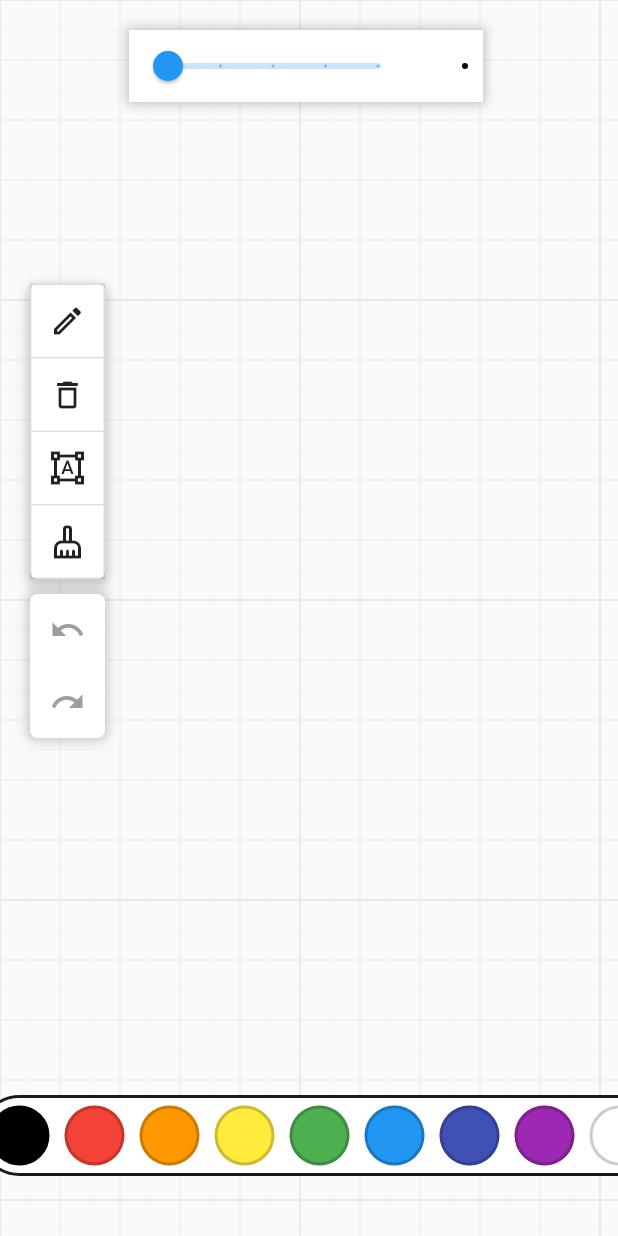
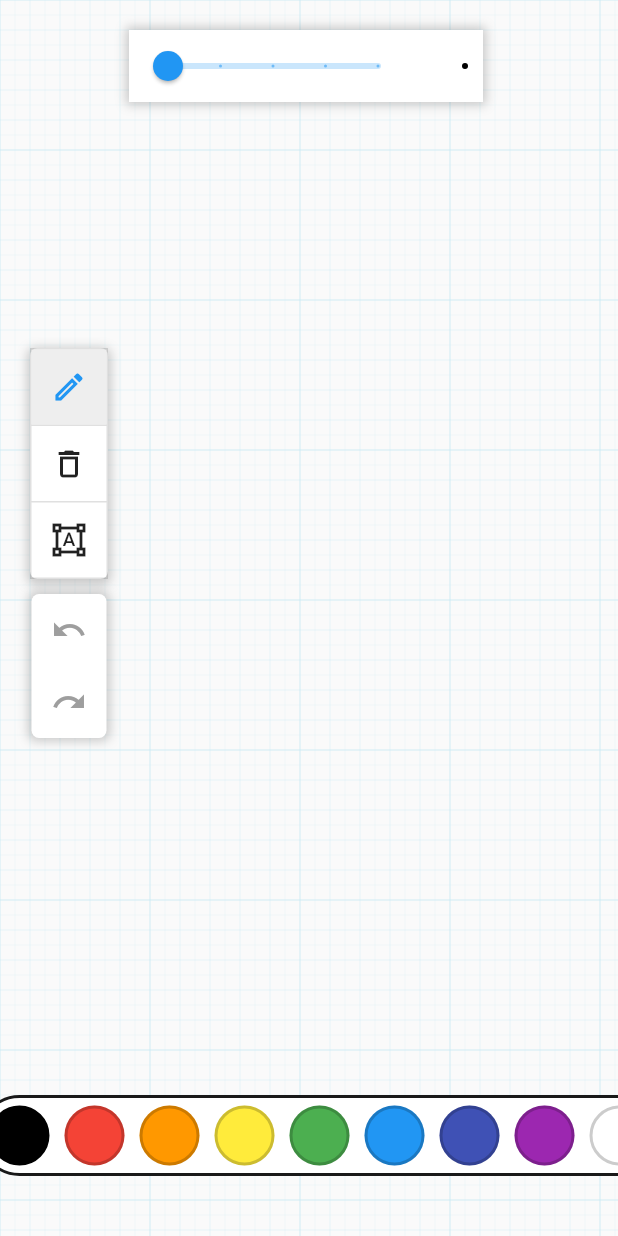
Before and after one commit to treboard/treboard, a Flutter app: the screen it shows after launch, on a phone screen of 412 x 824 dp. Run offline on Flutter 3.47's test engine with Material 2 defaults, Android fonts, the phone set to English and light mode, and no system bars; our stand-ins replace flutter_riverpod.

Commit message:
Rewrite entire whiteboard structure

```diff
--- /dev/null
+++ b/lib/models/draw_mode.dart
@@ -0,0 +1 @@
+enum DrawMode { sketch, erase, select, line, circle, square }
--- a/lib/models/element.dart
+++ b/lib/models/element.dart
@@ -1,8 +1,8 @@
 import 'dart:ui';
 
-class Element {
+class CanvasElement {
   Offset position = Offset.zero;
   double scale = 1.0;
 
-  Element(this.position, this.scale);
+  CanvasElement(this.position, this.scale);
 }
--- a/lib/models/stroke.dart
+++ b/lib/models/stroke.dart
@@ -1,11 +1,44 @@
 import 'dart:ui';
+import 'package:flutter/material.dart';
+import 'package:treboard/models/draw_mode.dart';
+
 import 'element.dart';
 
-class Stroke extends Element {
-  Stroke(this.points, this.color, this.width) : super(Offset.zero, 0.0);
+class Stroke extends CanvasElement {
   final List<Offset> points;
   final Color color;
   final double width;
+  final DrawType type;
+  Stroke({
+    required this.points,
+    this.color = Colors.black,
+    required this.width,
+    this.type = DrawType.sketch,
+  }) : super(Offset.zero, 1.0);
+
+  factory Stroke.fromDrawMode(Stroke stroke, DrawMode mode) {
+    return Stroke(
+      points: stroke.points,
+      color: stroke.color,
+      width: stroke.width,
+      type: () {
+        switch (mode) {
+          case DrawMode.sketch:
+            return DrawType.sketch;
+          case DrawMode.erase:
+            return DrawType.erase;
+          case DrawMode.select:
+            return DrawType.select;
+          case DrawMode.line:
+            return DrawType.line;
+          case DrawMode.circle:
+            return DrawType.circle;
+          case DrawMode.square:
+            return DrawType.square;
+        }
+      }(),
+    );
+  }
 
   Offset getPosition() {
     // get the average of all points
@@ -33,24 +66,30 @@ class Stroke extends Element {
     return false;
   }
 
+  Map<String, dynamic> toJson() {
+    return {
+      'points': points.map((e) => [e.dx, e.dy]).toList(),
+      'color': color.value,
+      'width': width,
+      'type': type.index,
+    };
+  }
+
   factory Stroke.fromJson(Map<String, dynamic> json) {
-    List<Offset> points = [];
-    for (int i = 0; i < json['points'].length; i++) {
-      points.add(Offset(json['points'][i]['dx'], json['points'][i]['dy']));
-    }
     return Stroke(
-      points,
-      Color(json['color']),
-      json['width'],
+      points: (json['points'] as List).map((e) => Offset(e[0], e[1])).toList(),
+      color: Color(json['color']),
+      width: json['width'],
+      type: DrawType.values[json['type']],
     );
   }
+}
 
-  Map<String, dynamic> toJson() {
-    return {
-      'points':
-          points.map((point) => {'dx': point.dx, 'dy': point.dy}).toList(),
-      'color': color.value,
-      'width': width,
-    };
-  }
+enum DrawType {
+  sketch,
+  erase,
+  select,
+  line,
+  circle,
+  square,
 }
--- a/lib/providers/board_provider.dart
+++ b/lib/providers/board_provider.dart
@@ -3,6 +3,7 @@ import 'package:flutter/material.dart';
 import "package:flutter_riverpod/flutter_riverpod.dart";
 import 'package:treboard/core/tool.dart';
 import 'package:treboard/models/batch.dart';
+import 'package:treboard/models/draw_mode.dart';
 import 'package:treboard/models/stroke.dart';
 
 enum DrawState {
@@ -30,7 +31,6 @@ class StackState {
 }
 
 class BoardProvider extends ChangeNotifier {
-  Tool tool = PenTool();
   Color penColor = Colors.black;
   double penWidth = 2.0;
   StackState state = StackState();
@@ -38,12 +38,26 @@ class BoardProvider extends ChangeNotifier {
   Uint8List? canvasImage;
   final GlobalKey _repaintBoundaryKey = GlobalKey();
 
+  final double width;
+  final double height;
+  List<Stroke> allStrokes;
+  Stroke? currentStroke;
+  DrawMode drawingMode;
+
+  GlobalKey canvasGlobalKey;
+
   StackState tempState = StackState();
 
 // default to center
   Rect? frameRect;
 
-  BoardProvider({
+  BoardProvider(
+    this.width,
+    this.height,
+    this.allStrokes,
+    this.currentStroke,
+    this.drawingMode,
+    this.canvasGlobalKey, {
     this.penWidth = 2.0,
   });
 
@@ -59,6 +73,11 @@ class BoardProvider extends ChangeNotifier {
       isFraming = false;
     }
     frameRect = null;
+    notifyListeners();
+  }
+
+  void setAllStrokes(List<Stroke> strokes) {
+    state.strokes = strokes;
     notifyListeners();
   }
 
@@ -115,12 +134,8 @@ class BoardProvider extends ChangeNotifier {
   }
 
   // clear undoCache
-  void setTool(Tool tool) {
-    this.tool = tool;
-    // check if tool is not extractor
-    if (tool is! ExtractorTool) {
-      isFraming = false;
-    }
+  void setMode(DrawMode mode) {
+    drawingMode = mode;
     notifyListeners();
   }
 
@@ -168,4 +183,12 @@ class BoardProvider extends ChangeNotifier {
   }
 }
 
-final boardProvider = ChangeNotifierProvider((ref) => BoardProvider());
+final boardProvider = ChangeNotifierProvider((ref) => BoardProvider(
+    0.0,
+    0.0,
+    <Stroke>[],
+    null,
+    DrawMode.sketch,
+    GlobalKey(
+      debugLabel: 'canvas',
+    )));
--- /dev/null
+++ b/lib/widgets/board_canvas.dart
@@ -0,0 +1,124 @@
+import 'package:flutter/material.dart';
+import 'package:flutter_riverpod/flutter_riverpod.dart';
+import 'package:treboard/models/draw_mode.dart';
+import 'package:treboard/providers/board_provider.dart';
+
+import '../models/stroke.dart';
+
+class BoardCanvas extends ConsumerStatefulWidget {
+  const BoardCanvas({
+    Key? key,
+  });
+
+  @override
+  _BoardCanvasState createState() => _BoardCanvasState();
+}
+
+class _BoardCanvasState extends ConsumerState<BoardCanvas> {
+  Widget build(BuildContext context) {
+    return MouseRegion(
+      cursor: SystemMouseCursors.precise,
+      child: Stack(
+        children: [
+          buildAllSketches(context),
+          buildCurrentPath(context),
+        ],
+      ),
+    );
+  }
+
+  void onPointerMove(PointerMoveEvent details, BuildContext context) {
+    ref.read(boardProvider).currentStroke = Stroke.fromDrawMode(
+        Stroke(
+          points: [details.position],
+          width: ref.read(boardProvider).penWidth,
+        ),
+        ref.read(boardProvider).drawingMode);
+  }
+
+  void onPointerDown(PointerDownEvent details, BuildContext context) {
+    ref.read(boardProvider).currentStroke = Stroke.fromDrawMode(
+        Stroke(
+          points: [details.position],
+          width: ref.read(boardProvider).penWidth,
+        ),
+        ref.read(boardProvider).drawingMode);
+  }
+
+  void onPointerUp(PointerUpEvent details) {
+    ref.read(boardProvider).setAllStrokes(
+        List<Stroke>.from(ref.read(boardProvider).allStrokes)
+          ..add(ref.read(boardProvider).currentStroke!));
+    ref.read(boardProvider).currentStroke = null;
+  }
+
+  Widget buildAllSketches(BuildContext context) {
+    return SizedBox(
+      height: ref.read(boardProvider).height,
+      width: ref.read(boardProvider).width,
+      child: RepaintBoundary(
+        key: ref.read(boardProvider).canvasGlobalKey,
+        child: Container(
+          color: Colors.transparent,
+          child: GridPaper(
+            color: Colors.grey,
+            child: CustomPaint(
+              painter: Painter(ref.read(boardProvider).allStrokes),
+            ),
+          ),
+        ),
+      ),
+    );
+  }
+
+  Widget buildCurrentPath(BuildContext context) {
+    return Listener(
+      onPointerDown: (details) => onPointerDown(details, context),
+      onPointerMove: (details) => onPointerMove(details, context),
+      onPointerUp: onPointerUp,
+      child: RepaintBoundary(
+        child: SizedBox(
+          height: ref.read(boardProvider).height,
+          width: ref.read(boardProvider).width,
+          child: CustomPaint(
+            painter: Painter(
+              ref.read(boardProvider).currentStroke == null
+                  ? []
+                  : [ref.read(boardProvider).currentStroke!],
+            ),
+          ),
+        ),
+      ),
+    );
+  }
+}
+
+class Painter extends CustomPainter {
+  Painter(this.strokes);
+  final List<Stroke> strokes;
+  Rect? rect;
+  @override
+  void paint(Canvas canvas, Size size) async {
+    void drawStrokes(Paint paint) {
+      for (Stroke stroke in strokes) {
+        paint.color = stroke.color;
+        paint.strokeWidth = stroke.width;
+        for (int i = 0; i < stroke.points.length - 1; i++) {
+          canvas.drawLine(stroke.points[i], stroke.points[i + 1], paint);
+        }
+      }
+    }
+
+    final paint = Paint()
+      ..color = Colors.black
+      ..strokeCap = StrokeCap.round
+      ..strokeJoin = StrokeJoin.round
+      ..style = PaintingStyle.stroke
+      ..strokeWidth = 5.0;
+
+    drawStrokes(paint);
+  }
+
+  @override
+  bool shouldRepaint(Painter oldDelegate) => true;
+}
--- a/lib/widgets/toolbar.dart
+++ b/lib/widgets/toolbar.dart
@@ -5,6 +5,7 @@ import 'dart:collection';
 import 'package:flutter/material.dart';
 import 'package:flutter_riverpod/flutter_riverpod.dart';
 import 'package:treboard/core/tool.dart';
+import 'package:treboard/models/draw_mode.dart';
 import 'package:treboard/providers/board_provider.dart';
 
 class Toolbar extends ConsumerStatefulWidget {
@@ -17,18 +18,16 @@ class Toolbar extends ConsumerStatefulWidget {
 class _ToolbarState extends ConsumerState<Toolbar> {
   // create dict of icons and their respective tool
 
-  List<Tool> tools = [
-    PenTool(),
-    EraserTool(),
-    ExtractorTool(),
-    ClearTool(),
+  List<DrawMode> tools = [
+    DrawMode.sketch,
+    DrawMode.erase,
+    DrawMode.line,
   ];
 
   List<Icon> icons = [
     const Icon(Icons.edit_outlined),
     const Icon(Icons.delete_outline_outlined),
     const Icon(Icons.format_shapes_outlined),
-    const Icon(Icons.cleaning_services_outlined),
   ];
 
   @override
@@ -36,7 +35,7 @@ class _ToolbarState extends ConsumerState<Toolbar> {
     // based on what the current tool is, set the selected button
     List<bool> selected = List.filled(tools.length, false);
     for (int i = 0; i < tools.length; i++) {
-      if (ref.watch(boardProvider).tool == tools[i]) {
+      if (ref.watch(boardProvider).drawingMode == tools[i]) {
         selected[i] = true;
       }
     }
@@ -52,23 +51,18 @@ class _ToolbarState extends ConsumerState<Toolbar> {
                 color: Colors.black.withOpacity(0.2),
                 spreadRadius: 2,
                 blurRadius: 5,
-                offset: const Offset(0, 3),
+                offset: const Offset(0, 2),
               ),
             ],
           ),
           child: ToggleButtons(
+              constraints: const BoxConstraints(minWidth: 50, minHeight: 50),
               direction: Axis.vertical,
               fillColor: Colors.grey[200],
               isSelected: selected,
               onPressed: (index) {
-                if (tools[index] is ClearTool) {
-                  // clear the board
-                  ref.read(boardProvider).clearBoard();
-                  index = 0;
-                  return;
-                }
                 // set the selected tool
-                ref.read(boardProvider.notifier).setTool(tools[index]);
+                ref.read(boardProvider.notifier).setMode(tools[index]);
                 // set the selected button
                 for (int i = 0; i < selected.length; i++) {
                   selected[i] = i == index;
--- a/lib/widgets/whiteboard.dart
+++ b/lib/widgets/whiteboard.dart
@@ -3,6 +3,7 @@ import 'package:flutter/services.dart';
 import 'package:treboard/models/stroke_models.dart';
 import 'package:treboard/providers/board_provider.dart';
 import 'package:treboard/providers/node_provider.dart';
+import 'package:treboard/widgets/board_canvas.dart';
 import 'package:treboard/widgets/color_bar.dart';
 import 'package:treboard/widgets/extractor.dart';
 import 'package:treboard/widgets/node.dart';
@@ -80,44 +81,10 @@ class _WhiteBoardState extends ConsumerState<WhiteBoard> {
                     }
                   });
                 },
-                onPanStart: (details) {
-                  ref
-                      .watch(boardProvider)
-                      .tool
-                      .use(ref.read(boardProvider), details);
-                },
-                onPanUpdate: (details) {
-                  // add a new point to the current stroke
-
-                  ref
-                      .watch(boardProvider)
-                      .tool
-                      .use(ref.read(boardProvider), details);
-                },
-                onPanEnd: (details) {
-                  // add a new point to the current stroke
-                  ref
-                      .watch(boardProvider)
-                      .tool
-                      .use(ref.read(boardProvider), details);
-
-                  // convert picture to Image
-                },
-                child: RepaintBoundary(
-                  key: ref.read(boardProvider).repaintBoundaryKey,
-                  child: CustomPaint(
-                    size: Size.infinite,
-                    painter: Painter(
-                      strokeRef.read(boardProvider).state.strokes,
-                      ref.watch(boardProvider).frameRect ?? Rect.zero,
-                    ),
-                    child: GridPaper(
-                      color: Color.fromARGB(255, 228, 228, 228),
-                      interval: 200,
-                      subdivisions: 5,
-                      child: Container(),
-                    ),
-                  ),
+                child: Container(
+                  width: double.maxFinite,
+                  height: double.maxFinite,
+                  child: GridPaper(child: const BoardCanvas()),
                 ),
               ),
             ),
@@ -188,33 +155,3 @@ class _WhiteBoardState extends ConsumerState<WhiteBoard> {
     );
   }
 }
-
-class Painter extends CustomPainter {
-  Painter(this.points, this.rect);
-  final List<Stroke> points;
-  Rect? rect;
-  @override
-  void paint(Canvas canvas, Size size) async {
-    void drawStrokes(Paint paint) {
-      for (Stroke stroke in points) {
-        paint.color = stroke.color;
-        paint.strokeWidth = stroke.width;
-        for (int i = 0; i < stroke.points.length - 1; i++) {
-          canvas.drawLine(stroke.points[i], stroke.points[i + 1], paint);
-        }
-      }
-    }
-
-    final paint = Paint()
-      ..color = Colors.black
-      ..strokeCap = StrokeCap.round
-      ..strokeJoin = StrokeJoin.round
-      ..style = PaintingStyle.stroke
-      ..strokeWidth = 5.0;
-
-    drawStrokes(paint);
-  }
-
-  @override
-  bool shouldRepaint(Painter oldDelegate) => true;
-}
```
Also changed, not shown: lib/core/tool.dart (+0 -58 lines).
